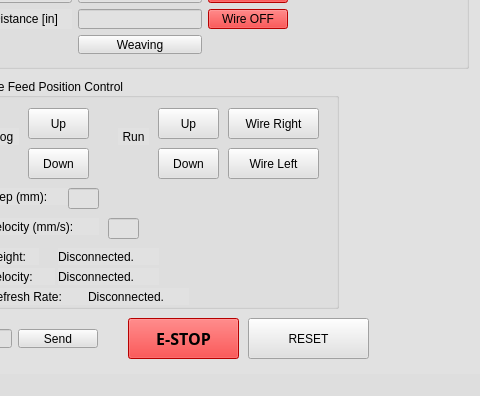
Before: the Qt Designer form mainwindow.ui in jpenney1993/LiburdiMaster2, drawn with Qt 5; both pictures show x 612 to 1092 and y 101 to 497 of the 1092 by 497 pixel window.
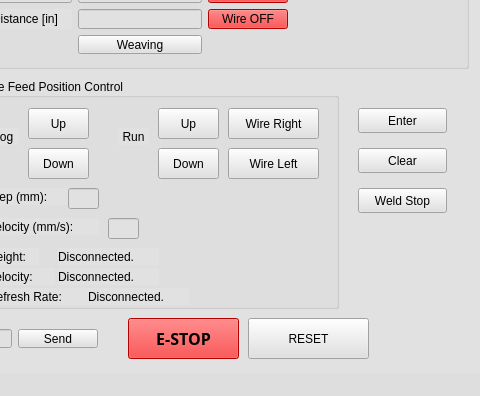
After: the same form once the commit is applied. Icons and pictures are not drawn.

Commit message: Added buttons for Clear, Enter, and Weld Stop as well as code for the EStop button.

```diff
--- a/mainwindow.ui
+++ b/mainwindow.ui
@@ -1442,6 +1442,45 @@
      <string>RESET</string>
     </property>
    </widget>
+   <widget class="QPushButton" name="clearButton">
+    <property name="geometry">
+     <rect>
+      <x>970</x>
+      <y>230</y>
+      <width>89</width>
+      <height>25</height>
+     </rect>
+    </property>
+    <property name="text">
+     <string>Clear</string>
+    </property>
+   </widget>
+   <widget class="QPushButton" name="weldStopButton">
+    <property name="geometry">
+     <rect>
+      <x>970</x>
+      <y>270</y>
+      <width>89</width>
+      <height>25</height>
+     </rect>
+    </property>
+    <property name="text">
+     <string>Weld Stop</string>
+    </property>
+   </widget>
+   <widget class="QPushButton" name="enterButton">
+    <property name="geometry">
+     <rect>
+      <x>970</x>
+      <y>190</y>
+      <width>89</width>
+      <height>25</height>
+     </rect>
+    </property>
+    <property name="text">
+     <string>Enter</string>
+    </property>
+   </widget>
   </widget>
   <widget class="QMenuBar" name="menuBar">
    <property name="geometry">
```
The commit also changes 1 other file.
